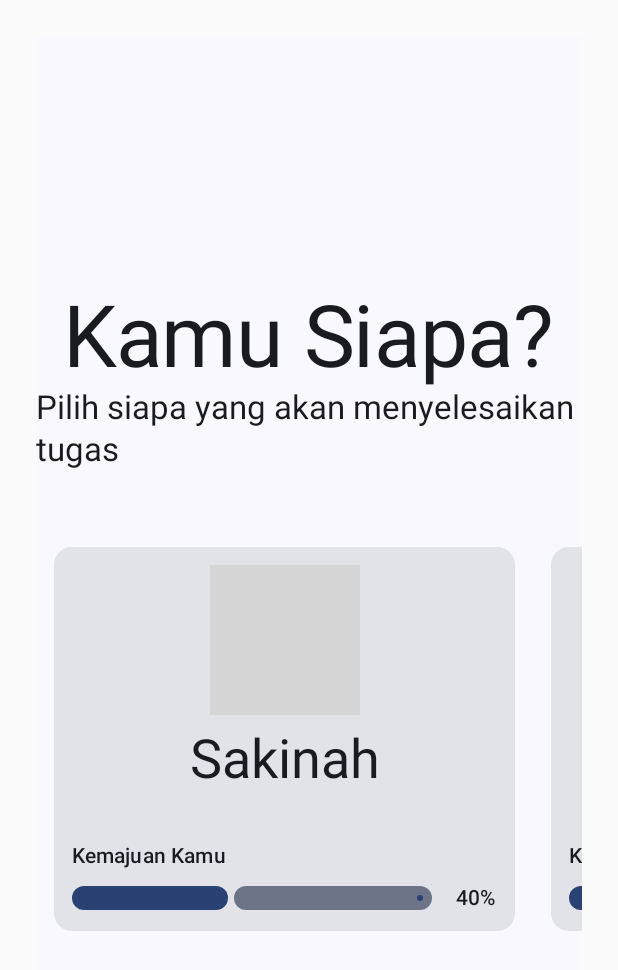
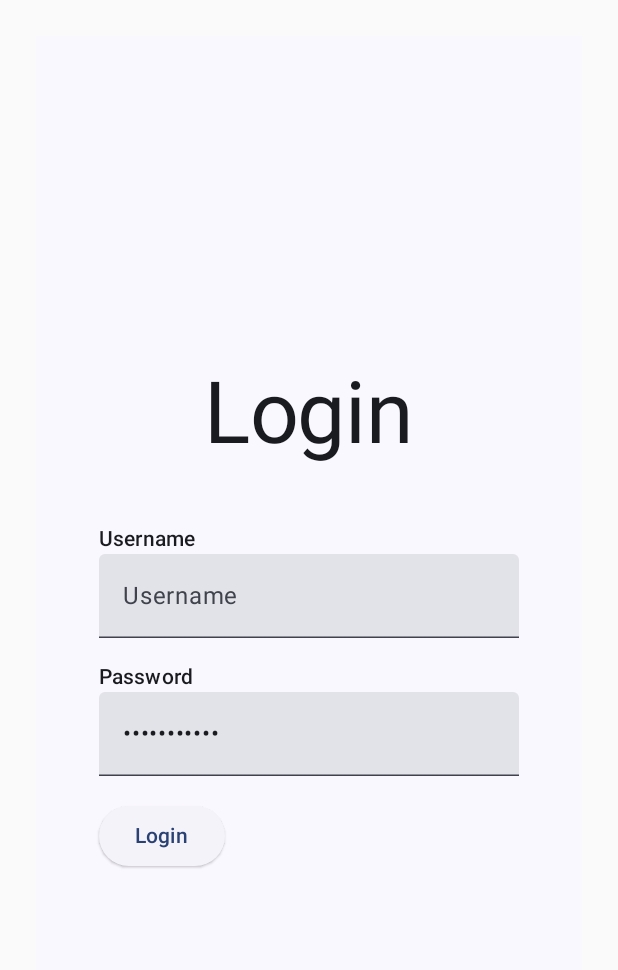
Before and after one commit to ihfazhillah/daily-tracker-child, an Android app built with Jetpack Compose: the screen it shows after launch (MainActivity), on a phone screen of 412 x 824 dp. Shown: the top 970 px of the screen. Run offline under Robolectric (Android 15) with nearby library versions, the phone set to English and light mode, and no system bars; grey boxes are pictures that could not be loaded.

Commit message:
Implement login view

```diff
--- a/app/src/main/java/com/ihfazh/dailytrackerchild/MainActivity.kt
+++ b/app/src/main/java/com/ihfazh/dailytrackerchild/MainActivity.kt
@@ -13,6 +13,7 @@ import androidx.compose.ui.Modifier
 import androidx.compose.ui.tooling.preview.Preview
 import androidx.compose.ui.unit.dp
 import com.ihfazh.dailytrackerchild.pages.ChildPicker
+import com.ihfazh.dailytrackerchild.pages.Login
 import com.ihfazh.dailytrackerchild.pages.TaskList
 import com.ihfazh.dailytrackerchild.ui.theme.DailyTrackerChildTheme
 
@@ -30,7 +31,8 @@ class MainActivity : ComponentActivity() {
                     color = MaterialTheme.colorScheme.background
                 ) {
 //                    TaskList()
-                    ChildPicker()
+//                    ChildPicker()
+                    Login()
                 }
             }
         }
--- a/app/src/main/java/com/ihfazh/dailytrackerchild/pages/ChildPicker.kt
+++ b/app/src/main/java/com/ihfazh/dailytrackerchild/pages/ChildPicker.kt
@@ -57,7 +57,7 @@ fun ChildPicker(){
                 ProfileCard(
                     profile = profile,
                     modifier = Modifier
-                        .padding(12.dp)
+                        .padding(16.dp)
                 )
             }
         }
--- /dev/null
+++ b/app/src/main/java/com/ihfazh/dailytrackerchild/pages/Login.kt
@@ -0,0 +1,63 @@
+package com.ihfazh.dailytrackerchild.pages
+
+import androidx.compose.foundation.layout.Arrangement
+import androidx.compose.foundation.layout.Column
+import androidx.compose.foundation.layout.Spacer
+import androidx.compose.foundation.layout.fillMaxHeight
+import androidx.compose.foundation.layout.fillMaxWidth
+import androidx.compose.foundation.layout.height
+import androidx.compose.material3.ElevatedButton
+import androidx.compose.material3.MaterialTheme
+import androidx.compose.material3.Text
+import androidx.compose.material3.TextField
+import androidx.compose.runtime.Composable
+import androidx.compose.ui.Alignment
+import androidx.compose.ui.Modifier
+import androidx.compose.ui.text.input.PasswordVisualTransformation
+import androidx.compose.ui.tooling.preview.Preview
+import androidx.compose.ui.unit.dp
+
+@Composable
+fun Login(modifier: Modifier = Modifier){
+
+    Column(
+        horizontalAlignment = Alignment.CenterHorizontally,
+        verticalArrangement = Arrangement.Center,
+        modifier = Modifier
+            .fillMaxWidth()
+            .fillMaxHeight()
+    ){
+
+        Text(text = "Login", style = MaterialTheme.typography.displayLarge)
+        Spacer(Modifier.height(40.dp))
+
+        Column(
+            verticalArrangement = Arrangement.spacedBy(16.dp)
+        ){
+            Column {
+                Text(text = "Username", style = MaterialTheme.typography.labelLarge)
+                TextField(value = "", onValueChange = {},  placeholder = {Text("Username")})
+            }
+
+            Column {
+                Text(text = "Password", style = MaterialTheme.typography.labelLarge)
+                TextField(value = "Hello world", onValueChange = {}, visualTransformation = PasswordVisualTransformation())
+            }
+
+            ElevatedButton(onClick = { /*TODO*/ }) {
+                Text(text = "Login")
+            }
+
+
+        }
+
+    }
+
+}
+
+
+@Preview(widthDp = 1280, heightDp = 800, device = "spec:parent=pixel_5,orientation=landscape")
+@Composable
+fun LoginPreview(){
+    Login()
+}
```
